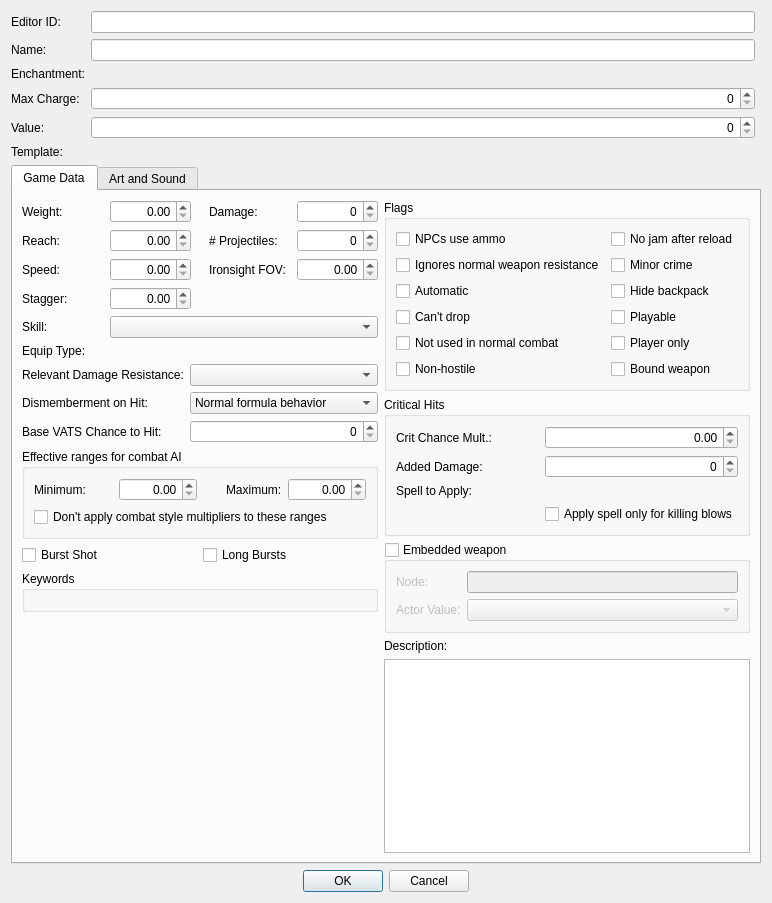
Qt form native/src/DovahKit/ui/form_windows/weapon.ui (DavidJCobb/DovahKit) before a commit.
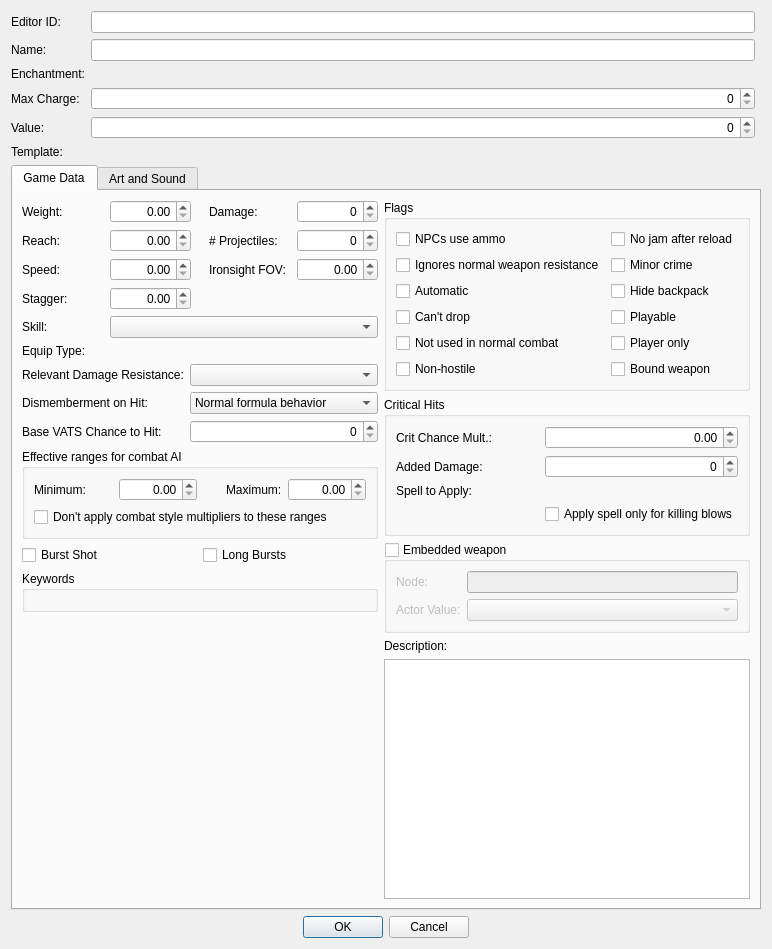
The same form after that commit. Custom widgets are drawn as their Qt base class.

Diff of the .ui file:
```diff
--- a/native/src/DovahKit/ui/form_windows/weapon.ui
+++ b/native/src/DovahKit/ui/form_windows/weapon.ui
@@ -2,6 +2,14 @@
 <ui version="4.0">
  <class>FormDialogWeapon</class>
  <widget class="QDialog" name="FormDialogWeapon">
+  <property name="geometry">
+   <rect>
+    <x>0</x>
+    <y>0</y>
+    <width>739</width>
+    <height>949</height>
+   </rect>
+  </property>
   <property name="windowTitle">
    <string>Weapon</string>
   </property>
```
Left out of the diff: 6 changed lines with no effect on the pictures.
